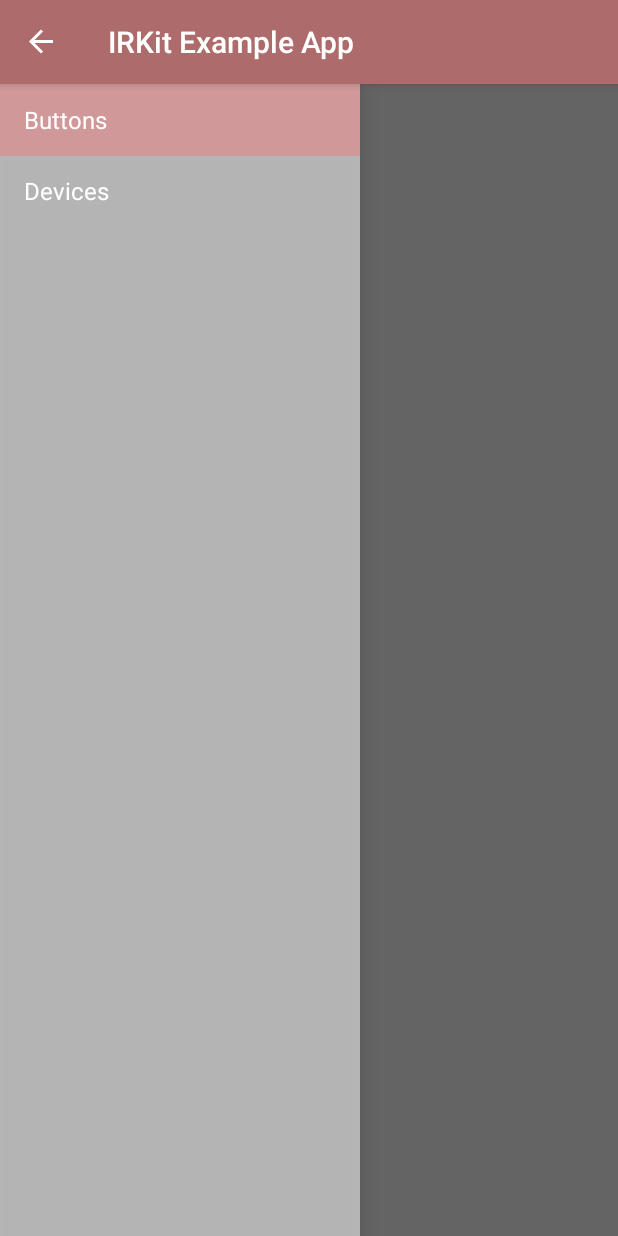
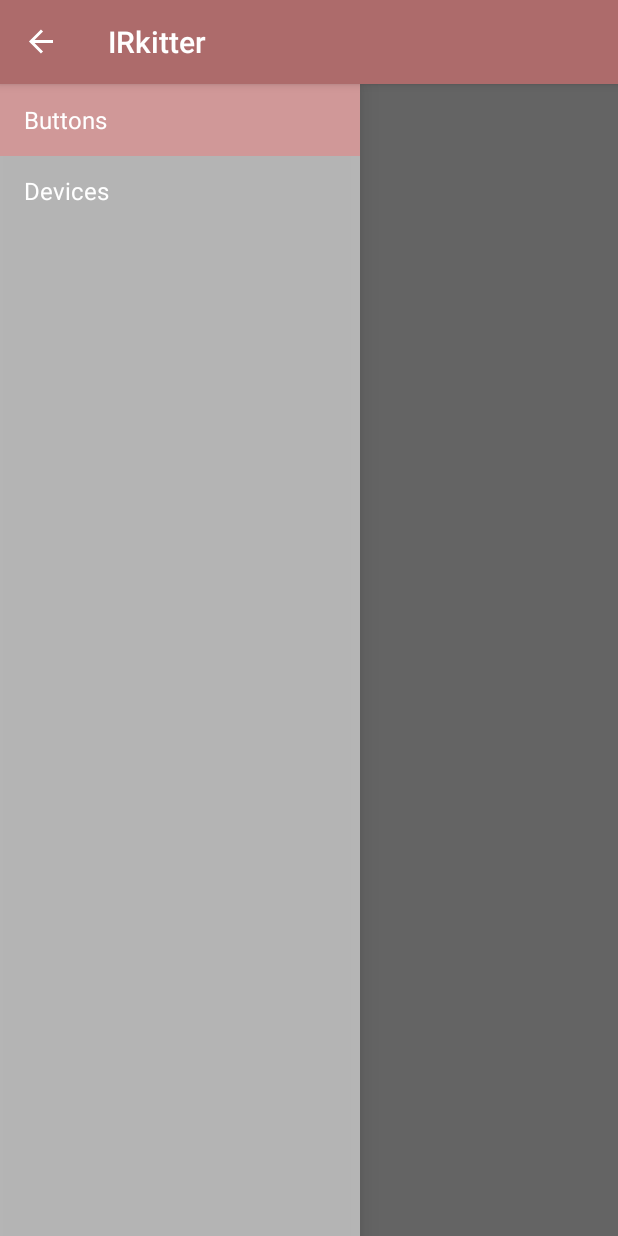
Before and after one commit to KentaSumikura/NewIRkitter, an Android app: the screen it shows after launch (MainActivity), on a phone screen of 412 x 824 dp. Run offline under Robolectric (Android 15) with nearby library versions, the phone set to English and light mode, and no system bars; libraries missing offline, so code that uses them is left out: com.squareup.okhttp, retrofit.client, retrofit.mime; pictures from the network do not load; 12 statements that could not run were skipped.

```diff
--- a/app/src/main/res/values/strings.xml
+++ b/app/src/main/res/values/strings.xml
@@ -1,5 +1,5 @@
 <resources>
-    <string name="app_name">IRKit Example App</string>
+    <string name="app_name">IRkitter</string>
 
     <string name="title_signals">Buttons</string>
     <string name="title_devices">Devices</string>
```
Also changed, not shown: 3 other files.
